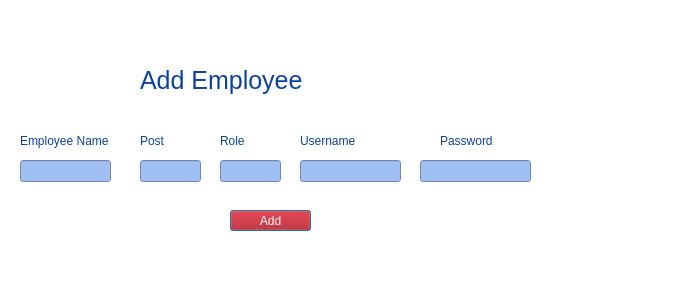
This is Bhitti/addemployee.ui in BigyaDhungana/Bhitti_v2 as Qt 5 draws it before an edit. The edited form follows.
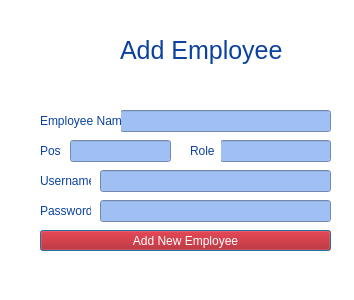
This is the edited form. Icons and pictures are not drawn.

What changed in the file:
```diff
--- a/Bhitti/addemployee.ui
+++ b/Bhitti/addemployee.ui
@@ -6,7 +6,7 @@
    <rect>
     <x>0</x>
     <y>0</y>
-    <width>680</width>
+    <width>354</width>
     <height>300</height>
    </rect>
   </property>
@@ -20,7 +20,7 @@
    <property name="geometry">
     <rect>
      <x>20</x>
-     <y>60</y>
+     <y>20</y>
      <width>71</width>
      <height>61</height>
     </rect>
@@ -38,9 +38,9 @@
   <widget class="QLineEdit" name="ename">
    <property name="geometry">
     <rect>
-     <x>20</x>
-     <y>160</y>
-     <width>91</width>
+     <x>120</x>
+     <y>110</y>
+     <width>211</width>
      <height>22</height>
     </rect>
    </property>
@@ -51,9 +51,9 @@
   <widget class="QPushButton" name="Add">
    <property name="geometry">
     <rect>
-     <x>230</x>
-     <y>210</y>
-     <width>81</width>
+     <x>40</x>
+     <y>230</y>
+     <width>291</width>
      <height>21</height>
     </rect>
    </property>
@@ -67,14 +67,14 @@
 font: 900 9pt &quot;Segoe UI Black&quot;;</string>
    </property>
    <property name="text">
-    <string>Add</string>
+    <string>Add New Employee</string>
    </property>
   </widget>
   <widget class="QLabel" name="label">
    <property name="geometry">
     <rect>
-     <x>140</x>
-     <y>60</y>
+     <x>120</x>
+     <y>30</y>
      <width>201</width>
      <height>41</height>
     </rect>
@@ -98,9 +98,9 @@
   <widget class="QLabel" name="label_2">
    <property name="geometry">
     <rect>
-     <x>20</x>
-     <y>130</y>
-     <width>91</width>
+     <x>40</x>
+     <y>110</y>
+     <width>81</width>
      <height>21</height>
     </rect>
    </property>
@@ -117,15 +117,15 @@
 font: 9pt &quot;Segoe UI&quot;;</string>
    </property>
    <property name="text">
-    <string>Employee Name</string>
+    <string>Employee Name:</string>
    </property>
   </widget>
   <widget class="QLineEdit" name="post">
    <property name="geometry">
     <rect>
-     <x>140</x>
-     <y>160</y>
-     <width>61</width>
+     <x>70</x>
+     <y>140</y>
+     <width>101</width>
      <height>22</height>
     </rect>
    </property>
@@ -136,9 +136,9 @@
   <widget class="QLineEdit" name="password">
    <property name="geometry">
     <rect>
-     <x>420</x>
-     <y>160</y>
-     <width>111</width>
+     <x>100</x>
+     <y>200</y>
+     <width>231</width>
      <height>22</height>
     </rect>
    </property>
@@ -150,8 +150,8 @@
    <property name="geometry">
     <rect>
      <x>220</x>
-     <y>160</y>
-     <width>61</width>
+     <y>140</y>
+     <width>111</width>
      <height>22</height>
     </rect>
    </property>
@@ -162,9 +162,9 @@
   <widget class="QLineEdit" name="username">
    <property name="geometry">
     <rect>
-     <x>300</x>
-     <y>160</y>
-     <width>101</width>
+     <x>100</x>
+     <y>170</y>
+     <width>231</width>
      <height>22</height>
     </rect>
    </property>
@@ -175,9 +175,9 @@
   <widget class="QLabel" name="label_4">
    <property name="geometry">
     <rect>
-     <x>140</x>
-     <y>130</y>
-     <width>51</width>
+     <x>40</x>
+     <y>140</y>
+     <width>21</width>
      <height>21</height>
     </rect>
    </property>
@@ -200,9 +200,9 @@
   <widget class="QLabel" name="label_5">
    <property name="geometry">
     <rect>
-     <x>220</x>
-     <y>130</y>
-     <width>51</width>
+     <x>190</x>
+     <y>140</y>
+     <width>31</width>
      <height>21</height>
     </rect>
    </property>
@@ -225,9 +225,9 @@
   <widget class="QLabel" name="label_6">
    <property name="geometry">
     <rect>
-     <x>300</x>
-     <y>130</y>
-     <width>71</width>
+     <x>40</x>
+     <y>170</y>
+     <width>51</width>
      <height>21</height>
     </rect>
    </property>
@@ -250,9 +250,9 @@
   <widget class="QLabel" name="label_7">
    <property name="geometry">
     <rect>
-     <x>440</x>
-     <y>130</y>
-     <width>71</width>
+     <x>40</x>
+     <y>200</y>
+     <width>51</width>
      <height>21</height>
     </rect>
    </property>
```
